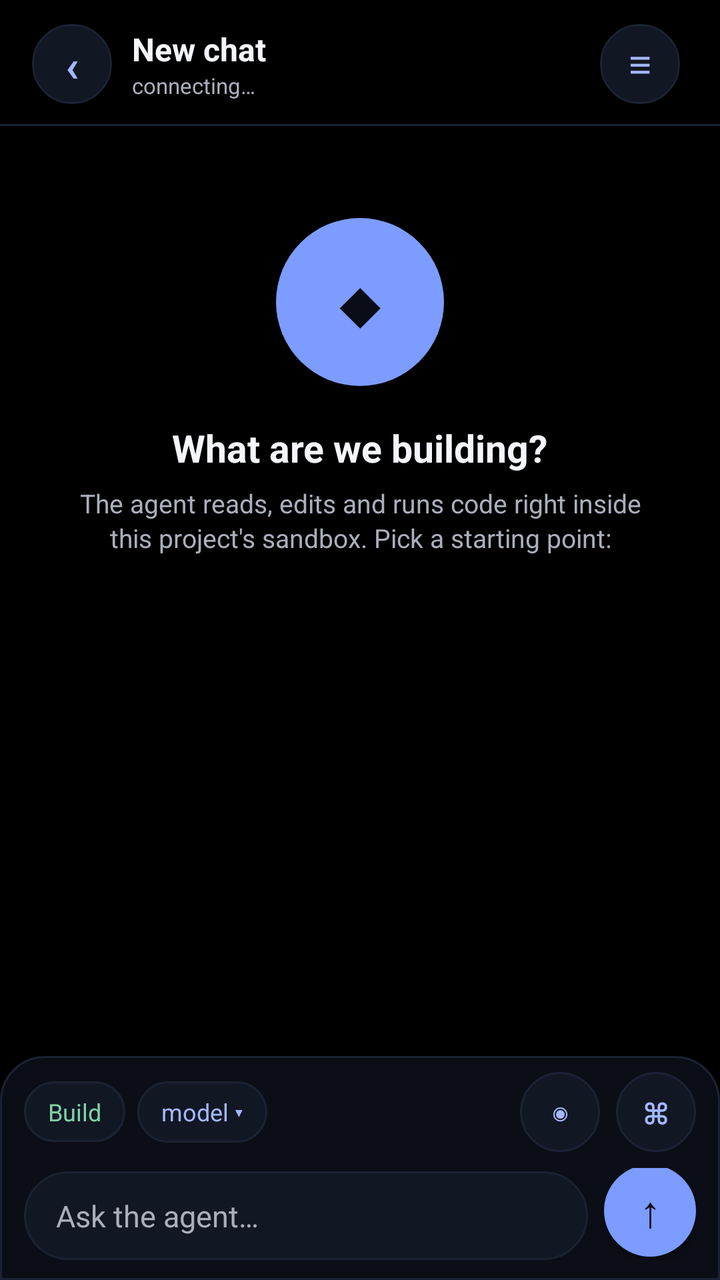
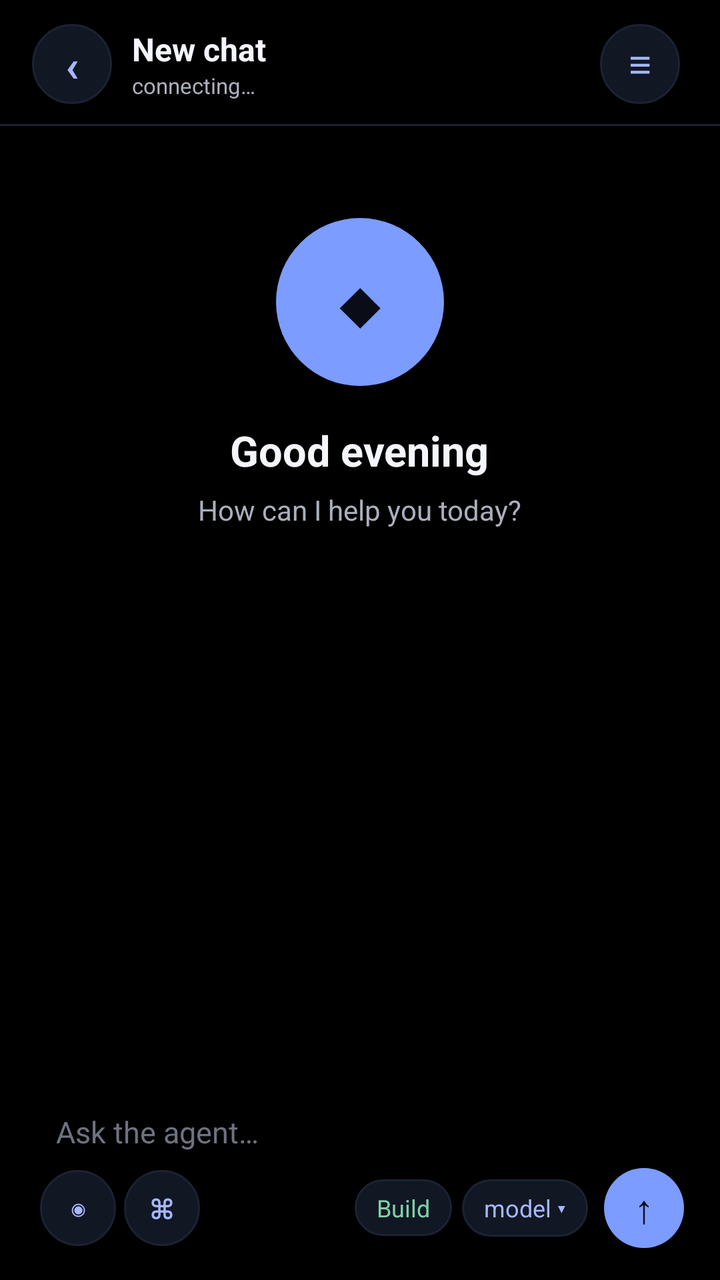

The first picture is an Android layout as it rendered before a commit; the second is the same layout after the commit. The layout source and the unified diff follow.
<!-- AndroidManifest.xml: application theme AppTheme -->
<!-- res/layout/activity_chat.xml -->
<?xml version="1.0" encoding="utf-8"?>
<LinearLayout xmlns:android="http://schemas.android.com/apk/res/android"
    android:layout_width="match_parent"
    android:layout_height="match_parent"
    android:orientation="vertical"
    android:background="@color/bg">

    
    <LinearLayout
        android:layout_width="match_parent"
        android:layout_height="wrap_content"
        android:orientation="horizontal"
        android:gravity="center_vertical"
        android:paddingStart="16dp"
        android:paddingEnd="12dp"
        android:paddingTop="12dp"
        android:paddingBottom="10dp">

        
        <TextView
            android:id="@+id/btnBack"
            android:layout_width="40dp"
            android:layout_height="40dp"
            android:minWidth="40dp"
            android:layout_marginEnd="10dp"
            android:background="@drawable/bg_chip"
            android:contentDescription="Back"
            android:gravity="center"
            android:text="‹"
            android:textColor="@color/accent_light"
            android:textSize="22sp"
            android:textStyle="bold"/>

        <LinearLayout
            android:layout_width="0dp"
            android:layout_height="wrap_content"
            android:layout_weight="1"
            android:orientation="vertical">

            <TextView
                android:id="@+id/tvTitle"
                android:layout_width="match_parent"
                android:layout_height="wrap_content"
                android:text="New chat"
                android:textColor="@color/text_primary"
                android:textSize="16sp"
                android:textStyle="bold"
                android:maxLines="1"
                android:ellipsize="end"/>

            <TextView
                android:id="@+id/tvSub"
                android:layout_width="match_parent"
                android:layout_height="wrap_content"
                android:text="connecting…"
                android:textColor="@color/text_secondary"
                android:textSize="11sp"
                android:maxLines="1"
                android:ellipsize="end"/>
        </LinearLayout>

        
        <TextView
            android:id="@+id/tvSpend"
            android:layout_width="wrap_content"
            android:layout_height="wrap_content"
            android:layout_marginEnd="8dp"
            android:background="@drawable/bg_chip"
            android:contentDescription="Context and spend meter"
            android:maxWidth="120dp"
            android:ellipsize="middle"
            android:paddingStart="9dp"
            android:paddingEnd="9dp"
            android:paddingTop="7dp"
            android:paddingBottom="7dp"
            android:fontFamily="monospace"
            android:text="⇅ 0 · $0"
            android:textColor="@color/text_secondary"
            android:textSize="10sp"
            android:maxLines="1"
            android:visibility="gone"/>

        <TextView
            android:id="@+id/btnSessions"
            android:layout_width="40dp"
            android:layout_height="40dp"
            android:layout_marginEnd="8dp"
            android:background="@drawable/bg_chip"
            android:contentDescription="Sessions"
            android:gravity="center"
            android:text="≡"
            android:textColor="@color/accent_light"
            android:textSize="20sp"/>
    </LinearLayout>

    <View
        android:layout_width="match_parent"
        android:layout_height="1dp"
        android:background="@color/stroke"/>

    
    <FrameLayout
        android:layout_width="match_parent"
        android:layout_height="0dp"
        android:layout_weight="1">

    <ScrollView
        android:id="@+id/scroll"
        android:layout_width="match_parent"
        android:layout_height="match_parent"
        android:fillViewport="true"
        android:scrollbars="vertical"
        android:overScrollMode="never">

        <LinearLayout
            android:layout_width="match_parent"
            android:layout_height="wrap_content"
            android:orientation="vertical">

            <LinearLayout
                android:id="@+id/emptyHero"
                android:layout_width="match_parent"
                android:layout_height="wrap_content"
                android:orientation="vertical"
                android:gravity="center_horizontal"
                android:paddingTop="46dp"
                android:paddingStart="28dp"
                android:paddingEnd="28dp">

                <TextView
                    android:layout_width="84dp"
                    android:layout_height="84dp"
                    android:background="@drawable/bg_hero"
                    android:gravity="center"
                    android:text="◆"
                    android:textColor="@color/on_accent"
                    android:textSize="34sp"/>

                <TextView
                    android:layout_width="wrap_content"
                    android:layout_height="wrap_content"
                    android:paddingTop="18dp"
                    android:text="What are we building?"
                    android:textColor="@color/text_primary"
                    android:textSize="19sp"
                    android:textStyle="bold"/>

                <TextView
                    android:layout_width="wrap_content"
                    android:layout_height="wrap_content"
                    android:gravity="center"
                    android:paddingTop="6dp"
                    android:text="The agent reads, edits and runs code right inside\nthis project's sandbox. Pick a starting point:"
                    android:textColor="@color/text_secondary"
                    android:textSize="13sp"
                    android:lineSpacingExtra="2dp"/>

                <LinearLayout
                    android:id="@+id/suggestBox"
                    android:layout_width="wrap_content"
                    android:layout_height="wrap_content"
                    android:orientation="vertical"
                    android:gravity="center_horizontal"
                    android:paddingTop="20dp"/>
            </LinearLayout>

            <LinearLayout
                android:id="@+id/list"
                android:layout_width="match_parent"
                android:layout_height="wrap_content"
                android:orientation="vertical"
                android:paddingStart="14dp"
                android:paddingEnd="14dp"
                android:paddingTop="14dp"
                android:paddingBottom="14dp"/>
        </LinearLayout>
    </ScrollView>

    
    <TextView
        android:id="@+id/scrollPill"
        android:layout_width="wrap_content"
        android:layout_height="wrap_content"
        android:layout_gravity="bottom|center_horizontal"
        android:layout_marginBottom="14dp"
        android:background="@drawable/bg_chip"
        android:contentDescription="Scroll to latest"
        android:paddingStart="16dp"
        android:paddingEnd="16dp"
        android:paddingTop="7dp"
        android:paddingBottom="7dp"
        android:text="↓  latest"
        android:textColor="@color/accent_light"
        android:textSize="12sp"
        android:visibility="gone"/>
    </FrameLayout>

    
    <LinearLayout
        android:id="@+id/liveSlot"
        android:layout_width="match_parent"
        android:layout_height="wrap_content"
        android:orientation="vertical"
        android:paddingStart="10dp"
        android:paddingEnd="10dp"
        android:paddingTop="2dp"
        android:visibility="gone"/>

    
    <LinearLayout
        android:id="@+id/permSlot"
        android:layout_width="match_parent"
        android:layout_height="wrap_content"
        android:orientation="vertical"
        android:paddingStart="10dp"
        android:paddingEnd="10dp"
        android:visibility="gone"/>

    <TextView
        android:id="@+id/tvStatus"
        android:layout_width="match_parent"
        android:layout_height="wrap_content"
        android:paddingStart="18dp"
        android:paddingEnd="16dp"
        android:paddingTop="4dp"
        android:paddingBottom="2dp"
        android:textColor="@color/warn"
        android:textSize="11sp"
        android:maxLines="1"
        android:ellipsize="end"
        android:visibility="gone"/>

    
    <LinearLayout
        android:id="@+id/typingSlot"
        android:layout_width="match_parent"
        android:layout_height="wrap_content"
        android:orientation="horizontal"
        android:gravity="center_vertical"
        android:paddingStart="18dp"
        android:paddingEnd="16dp"
        android:paddingTop="2dp"
        android:paddingBottom="2dp"
        android:visibility="gone"/>

    
    <LinearLayout
        android:id="@+id/composerBar"
        android:layout_width="match_parent"
        android:layout_height="wrap_content"
        android:orientation="vertical"
        android:background="@drawable/bg_composer"
        android:paddingStart="12dp"
        android:paddingEnd="12dp"
        android:paddingTop="8dp"
        android:paddingBottom="10dp">

        
        <HorizontalScrollView
            android:id="@+id/attachScroll"
            android:layout_width="match_parent"
            android:layout_height="wrap_content"
            android:scrollbars="none"
            android:visibility="gone">

            <LinearLayout
                android:id="@+id/attachSlot"
                android:layout_width="wrap_content"
                android:layout_height="wrap_content"
                android:orientation="horizontal"
                android:paddingTop="2dp"
                android:paddingBottom="4dp"/>
        </HorizontalScrollView>

        <LinearLayout
            android:layout_width="match_parent"
            android:layout_height="wrap_content"
            android:orientation="horizontal"
            android:gravity="center_vertical">

            <TextView
                android:id="@+id/chipMode"
                android:layout_width="wrap_content"
                android:layout_height="wrap_content"
                android:background="@drawable/bg_chip"
                android:paddingStart="12dp"
                android:paddingEnd="12dp"
                android:paddingTop="7dp"
                android:paddingBottom="7dp"
                android:text="Build"
                android:textColor="@color/ok"
                android:textSize="12sp"/>

            <TextView
                android:id="@+id/chipModel"
                android:layout_width="wrap_content"
                android:layout_height="wrap_content"
                android:layout_marginStart="6dp"
                android:background="@drawable/bg_chip"
                android:paddingStart="12dp"
                android:paddingEnd="12dp"
                android:paddingTop="7dp"
                android:paddingBottom="7dp"
                android:text="model ▾"
                android:textColor="@color/accent_light"
                android:textSize="12sp"
                android:maxLines="1"
                android:ellipsize="middle"
                android:maxWidth="150dp"/>

            <View
                android:layout_width="0dp"
                android:layout_height="1dp"
                android:layout_weight="1"/>

            
            <TextView
                android:id="@+id/btnVision"
                android:layout_width="40dp"
                android:layout_height="40dp"
                android:layout_marginEnd="8dp"
                android:background="@drawable/bg_chip"
                android:contentDescription="Attach image"
                android:gravity="center"
                android:text="◉"
                android:textColor="@color/accent_light"
                android:textSize="16sp"/>

            <TextView
                android:id="@+id/btnPalette"
                android:layout_width="40dp"
                android:layout_height="40dp"
                android:background="@drawable/bg_chip"
                android:contentDescription="Command palette"
                android:gravity="center"
                android:text="⌘"
                android:textColor="@color/accent_light"
                android:textSize="17sp"/>
        </LinearLayout>

        
        <TextView
            android:id="@+id/costHint"
            android:layout_width="match_parent"
            android:layout_height="wrap_content"
            android:gravity="start"
            android:ellipsize="end"
            android:fontFamily="monospace"
            android:paddingStart="4dp"
            android:paddingEnd="4dp"
            android:paddingTop="6dp"
            android:textColor="@color/text_tertiary"
            android:textSize="10sp"
            android:maxLines="1"
            android:visibility="gone"/>

        <LinearLayout
            android:layout_width="match_parent"
            android:layout_height="wrap_content"
            android:orientation="horizontal"
            android:gravity="bottom"
            android:paddingTop="8dp">

            <EditText
                android:id="@+id/input"
                android:layout_width="0dp"
                android:layout_height="wrap_content"
                android:layout_weight="1"
                android:background="@drawable/bg_input"
                android:paddingStart="16dp"
                android:paddingEnd="16dp"
                android:paddingTop="12dp"
                android:paddingBottom="12dp"
                android:hint="Ask the agent…"
                android:textColor="@color/text_primary"
                android:textColorHint="@color/text_secondary"
                android:textSize="15sp"
                android:maxLines="6"
                android:inputType="textCapSentences|textMultiLine"/>

            <TextView
                android:id="@+id/btnSend"
                android:layout_width="46dp"
                android:layout_height="46dp"
                android:layout_marginStart="8dp"
                android:background="@drawable/bg_send"
                android:gravity="center"
                android:elevation="3dp"
                android:text="↑"
                android:textColor="@color/on_accent"
                android:textSize="22sp"/>
        </LinearLayout>
    </LinearLayout>
</LinearLayout>
<!-- resources referenced by this layout -->
<resources>
  <color name="accent_light">#A5B8FF</color>
  <color name="bg">#000000</color>
  <color name="ok">#7FD1A7</color>
  <color name="on_accent">#0A0D18</color>
  <color name="stroke">#1B2233</color>
  <color name="text_primary">#F4F6FB</color>
  <color name="text_secondary">#ABAFBC</color>
  <color name="text_tertiary">#6E7280</color>
  <color name="warn">#E5C07B</color>
  <!-- drawable bg_chip (drawable) -->
  <?xml version="1.0" encoding="utf-8"?>
  <shape xmlns:android="http://schemas.android.com/apk/res/android"
      android:shape="rectangle">
      <solid android:color="@color/surface2"/>
      <corners android:radius="20dp"/>
      <stroke android:width="1dp" android:color="@color/stroke"/>
  </shape>
  <!-- drawable bg_composer (drawable) -->
  <?xml version="1.0" encoding="utf-8"?>
  <shape xmlns:android="http://schemas.android.com/apk/res/android" android:shape="rectangle">
      <solid android:color="@color/surface"/>
      <corners android:topLeftRadius="22dp" android:topRightRadius="22dp"/>
      <stroke android:width="1dp" android:color="@color/stroke"/>
  </shape>
  <!-- drawable bg_hero (drawable) -->
  <?xml version="1.0" encoding="utf-8"?>
  <shape xmlns:android="http://schemas.android.com/apk/res/android"
         android:shape="oval">
      <solid android:color="@color/accent"/>
  </shape>
  <!-- drawable bg_input (drawable) -->
  <?xml version="1.0" encoding="utf-8"?>
  <shape xmlns:android="http://schemas.android.com/apk/res/android" android:shape="rectangle">
      <solid android:color="@color/surface2"/>
      <corners android:radius="24dp"/>
      
      <stroke android:width="1dp" android:color="@color/stroke"/>
  </shape>
  <!-- drawable bg_send (drawable) -->
  <?xml version="1.0" encoding="utf-8"?>
  <shape xmlns:android="http://schemas.android.com/apk/res/android" android:shape="oval">
      <solid android:color="@color/accent"/>
  </shape>
  <color name="surface2">#121724</color>
  <color name="surface">#0B0E16</color>
  <color name="accent">#7C9CFF</color>
  <style name="OcWindowAnim" parent="@android:style/Animation.Activity">
          <item name="android:activityOpenEnterAnimation">@anim/slide_in_right</item>
          <item name="android:activityOpenExitAnimation">@anim/fade_out</item>
          <item name="android:activityCloseEnterAnimation">@anim/fade_in</item>
          <item name="android:activityCloseExitAnimation">@anim/slide_out_right</item>
          <item name="android:taskOpenEnterAnimation">@anim/slide_in_right</item>
          <item name="android:taskOpenExitAnimation">@anim/fade_out</item>
      </style>
  <style name="OcSheet" parent="android:Theme.Material.Dialog.Alert">
          <item name="android:windowBackground">@drawable/bg_sheet</item>
          <item name="android:colorAccent">@color/accent</item>
          <item name="android:colorPrimary">@color/accent</item>
          <item name="android:textColorPrimary">@color/text_primary</item>
          <item name="android:textColorSecondary">@color/text_secondary</item>
          <item name="android:windowEnterAnimation">@anim/sheet_in</item>
          <item name="android:windowExitAnimation">@anim/sheet_out</item>
      </style>
  <!-- drawable bg_sheet (drawable) -->
  <?xml version="1.0" encoding="utf-8"?>
  <shape xmlns:android="http://schemas.android.com/apk/res/android" android:shape="rectangle">
      <solid android:color="@color/surface"/>
      <corners android:topLeftRadius="22dp" android:topRightRadius="22dp"
               android:bottomLeftRadius="6dp" android:bottomRightRadius="6dp"/>
      <stroke android:width="1dp" android:color="@color/stroke"/>
  </shape>
  <!-- unchanged entries left out for length: 1 -->
</resources>

<!-- the commit's change to res/layout/activity_chat.xml (unified diff, before → after) -->
@@ -137,22 +137,24 @@
                     android:textSize="34sp"/>
 
                 <TextView
+                    android:id="@+id/heroTitle"
                     android:layout_width="wrap_content"
                     android:layout_height="wrap_content"
                     android:paddingTop="18dp"
-                    android:text="What are we building?"
+                    android:text="Good evening"
                     android:textColor="@color/text_primary"
-                    android:textSize="19sp"
+                    android:textSize="21sp"
                     android:textStyle="bold"/>
 
                 <TextView
+                    android:id="@+id/heroSub"
                     android:layout_width="wrap_content"
                     android:layout_height="wrap_content"
                     android:gravity="center"
                     android:paddingTop="6dp"
-                    android:text="The agent reads, edits and runs code right inside\nthis project's sandbox. Pick a starting point:"
+                    android:text="How can I help you today?"
                     android:textColor="@color/text_secondary"
-                    android:textSize="13sp"
+                    android:textSize="14sp"
                     android:lineSpacingExtra="2dp"/>
 
                 <LinearLayout
@@ -169,8 +171,8 @@
                 android:layout_width="match_parent"
                 android:layout_height="wrap_content"
                 android:orientation="vertical"
-                android:paddingStart="14dp"
-                android:paddingEnd="14dp"
+                android:paddingStart="16dp"
+                android:paddingEnd="16dp"
                 android:paddingTop="14dp"
                 android:paddingBottom="14dp"/>
         </LinearLayout>
@@ -249,94 +251,10 @@
         android:layout_width="match_parent"
         android:layout_height="wrap_content"
         android:orientation="vertical"
-        android:background="@drawable/bg_composer"
-        android:paddingStart="12dp"
-        android:paddingEnd="12dp"
-        android:paddingTop="8dp"
-        android:paddingBottom="10dp">
-
-        
-        <HorizontalScrollView
-            android:id="@+id/attachScroll"
-            android:layout_width="match_parent"
-            android:layout_height="wrap_content"
-            android:scrollbars="none"
-            android:visibility="gone">
-
-            <LinearLayout
-                android:id="@+id/attachSlot"
-                android:layout_width="wrap_content"
-                android:layout_height="wrap_content"
-                android:orientation="horizontal"
-                android:paddingTop="2dp"
-                android:paddingBottom="4dp"/>
-        </HorizontalScrollView>
-
-        <LinearLayout
-            android:layout_width="match_parent"
-            android:layout_height="wrap_content"
-            android:orientation="horizontal"
-            android:gravity="center_vertical">
-
-            <TextView
-                android:id="@+id/chipMode"
-                android:layout_width="wrap_content"
-                android:layout_height="wrap_content"
-                android:background="@drawable/bg_chip"
-                android:paddingStart="12dp"
-                android:paddingEnd="12dp"
-                android:paddingTop="7dp"
-                android:paddingBottom="7dp"
-                android:text="Build"
-                android:textColor="@color/ok"
-                android:textSize="12sp"/>
-
-            <TextView
-                android:id="@+id/chipModel"
-                android:layout_width="wrap_content"
-                android:layout_height="wrap_content"
-                android:layout_marginStart="6dp"
-                android:background="@drawable/bg_chip"
-                android:paddingStart="12dp"
-                android:paddingEnd="12dp"
-                android:paddingTop="7dp"
-                android:paddingBottom="7dp"
-                android:text="model ▾"
-                android:textColor="@color/accent_light"
-                android:textSize="12sp"
-                android:maxLines="1"
-                android:ellipsize="middle"
-                android:maxWidth="150dp"/>
-
-            <View
-                android:layout_width="0dp"
-                android:layout_height="1dp"
-                android:layout_weight="1"/>
-
-            
-            <TextView
-                android:id="@+id/btnVision"
-                android:layout_width="40dp"
-                android:layout_height="40dp"
-                android:layout_marginEnd="8dp"
-                android:background="@drawable/bg_chip"
-                android:contentDescription="Attach image"
-                android:gravity="center"
-                android:text="◉"
-                android:textColor="@color/accent_light"
-                android:textSize="16sp"/>
-
-            <TextView
-                android:id="@+id/btnPalette"
-                android:layout_width="40dp"
-                android:layout_height="40dp"
-                android:background="@drawable/bg_chip"
-                android:contentDescription="Command palette"
-                android:gravity="center"
-                android:text="⌘"
-                android:textColor="@color/accent_light"
-                android:textSize="17sp"/>
-        </LinearLayout>
+        android:paddingStart="10dp"
+        android:paddingEnd="10dp"
+        android:paddingTop="4dp"
+        android:paddingBottom="8dp">
 
         
         <TextView
@@ -346,49 +264,136 @@
             android:gravity="start"
             android:ellipsize="end"
             android:fontFamily="monospace"
-            android:paddingStart="4dp"
-            android:paddingEnd="4dp"
-            android:paddingTop="6dp"
+            android:paddingStart="8dp"
+            android:paddingEnd="8dp"
+            android:paddingBottom="2dp"
             android:textColor="@color/text_tertiary"
             android:textSize="10sp"
             android:maxLines="1"
             android:visibility="gone"/>
 
+        
         <LinearLayout
+            android:id="@+id/composerCard"
             android:layout_width="match_parent"
             android:layout_height="wrap_content"
-            android:orientation="horizontal"
-            android:gravity="bottom"
-            android:paddingTop="8dp">
+            android:orientation="vertical">
+
+            
+            <HorizontalScrollView
+                android:id="@+id/attachScroll"
+                android:layout_width="match_parent"
+                android:layout_height="wrap_content"
+                android:scrollbars="none"
+                android:visibility="gone">
+
+                <LinearLayout
+                    android:id="@+id/attachSlot"
+                    android:layout_width="wrap_content"
+                    android:layout_height="wrap_content"
+                    android:orientation="horizontal"
+                    android:paddingStart="10dp"
+                    android:paddingTop="10dp"
+                    android:paddingBottom="2dp"/>
+            </HorizontalScrollView>
 
             <EditText
                 android:id="@+id/input"
-                android:layout_width="0dp"
-                android:layout_height="wrap_content"
-                android:layout_weight="1"
-                android:background="@drawable/bg_input"
-                android:paddingStart="16dp"
-                android:paddingEnd="16dp"
-                android:paddingTop="12dp"
-                android:paddingBottom="12dp"
+                android:layout_width="match_parent"
+                android:layout_height="wrap_content"
+                android:background="@null"
+                android:paddingStart="18dp"
+                android:paddingEnd="18dp"
+                android:paddingTop="13dp"
+                android:paddingBottom="4dp"
                 android:hint="Ask the agent…"
                 android:textColor="@color/text_primary"
-                android:textColorHint="@color/text_secondary"
+                android:textColorHint="@color/text_tertiary"
                 android:textSize="15sp"
                 android:maxLines="6"
                 android:inputType="textCapSentences|textMultiLine"/>
 
-            <TextView
-                android:id="@+id/btnSend"
-                android:layout_width="46dp"
-                android:layout_height="46dp"
-                android:layout_marginStart="8dp"
-                android:background="@drawable/bg_send"
-                android:gravity="center"
-                android:elevation="3dp"
-                android:text="↑"
-                android:textColor="@color/on_accent"
-                android:textSize="22sp"/>
+            <LinearLayout
+                android:layout_width="match_parent"
+                android:layout_height="wrap_content"
+                android:orientation="horizontal"
+                android:gravity="center_vertical"
+                android:paddingStart="10dp"
+                android:paddingEnd="8dp"
+                android:paddingTop="4dp"
+                android:paddingBottom="8dp">
+
+                
+                <TextView
+                    android:id="@+id/btnVision"
+                    android:layout_width="38dp"
+                    android:layout_height="38dp"
+                    android:background="@drawable/bg_chip"
+                    android:contentDescription="Attach image"
+                    android:gravity="center"
+                    android:text="◉"
+                    android:textColor="@color/accent_light"
+                    android:textSize="15sp"/>
+
+                <TextView
+                    android:id="@+id/btnPalette"
+                    android:layout_width="38dp"
+                    android:layout_height="38dp"
+                    android:layout_marginStart="4dp"
+                    android:background="@drawable/bg_chip"
+                    android:contentDescription="Command palette"
+                    android:gravity="center"
+                    android:text="⌘"
+                    android:textColor="@color/accent_light"
+                    android:textSize="16sp"/>
+
+                <View
+                    android:layout_width="0dp"
+                    android:layout_height="1dp"
+                    android:layout_weight="1"/>
+
+                <TextView
+                    android:id="@+id/chipMode"
+                    android:layout_width="wrap_content"
+                    android:layout_height="wrap_content"
+                    android:background="@drawable/bg_chip"
+                    android:paddingStart="11dp"
+                    android:paddingEnd="11dp"
+                    android:paddingTop="6dp"
+                    android:paddingBottom="6dp"
+                    android:text="Build"
+                    android:textColor="@color/ok"
+                    android:textSize="12sp"/>
+
+                <TextView
+                    android:id="@+id/chipModel"
+                    android:layout_width="wrap_content"
+                    android:layout_height="wrap_content"
+                    android:layout_marginStart="5dp"
+                    android:layout_marginEnd="8dp"
+                    android:background="@drawable/bg_chip"
+                    android:paddingStart="11dp"
+                    android:paddingEnd="11dp"
+                    android:paddingTop="6dp"
+                    android:paddingBottom="6dp"
+                    android:text="model ▾"
+                    android:textColor="@color/accent_light"
+                    android:textSize="12sp"
+                    android:maxLines="1"
+                    android:ellipsize="middle"
+                    android:maxWidth="140dp"/>
+
+                <TextView
+                    android:id="@+id/btnSend"
+                    android:layout_width="40dp"
+                    android:layout_height="40dp"
+                    android:background="@drawable/bg_send"
+                    android:contentDescription="Send"
+                    android:gravity="center"
+                    android:text="↑"
+                    android:textColor="@color/on_accent"
+                    android:textSize="20sp"/>
+            </LinearLayout>
         </LinearLayout>
     </LinearLayout>
 </LinearLayout>
<!-- resource entries referenced after the edit -->
@@ -17,26 +17,11 @@
       <corners android:radius="20dp"/>
       <stroke android:width="1dp" android:color="@color/stroke"/>
   </shape>
-  <!-- drawable bg_composer (drawable) -->
-  <?xml version="1.0" encoding="utf-8"?>
-  <shape xmlns:android="http://schemas.android.com/apk/res/android" android:shape="rectangle">
-      <solid android:color="@color/surface"/>
-      <corners android:topLeftRadius="22dp" android:topRightRadius="22dp"/>
-      <stroke android:width="1dp" android:color="@color/stroke"/>
-  </shape>
   <!-- drawable bg_hero (drawable) -->
   <?xml version="1.0" encoding="utf-8"?>
   <shape xmlns:android="http://schemas.android.com/apk/res/android"
          android:shape="oval">
       <solid android:color="@color/accent"/>
-  </shape>
-  <!-- drawable bg_input (drawable) -->
-  <?xml version="1.0" encoding="utf-8"?>
-  <shape xmlns:android="http://schemas.android.com/apk/res/android" android:shape="rectangle">
-      <solid android:color="@color/surface2"/>
-      <corners android:radius="24dp"/>
-      
-      <stroke android:width="1dp" android:color="@color/stroke"/>
   </shape>
   <!-- drawable bg_send (drawable) -->
   <?xml version="1.0" encoding="utf-8"?>
